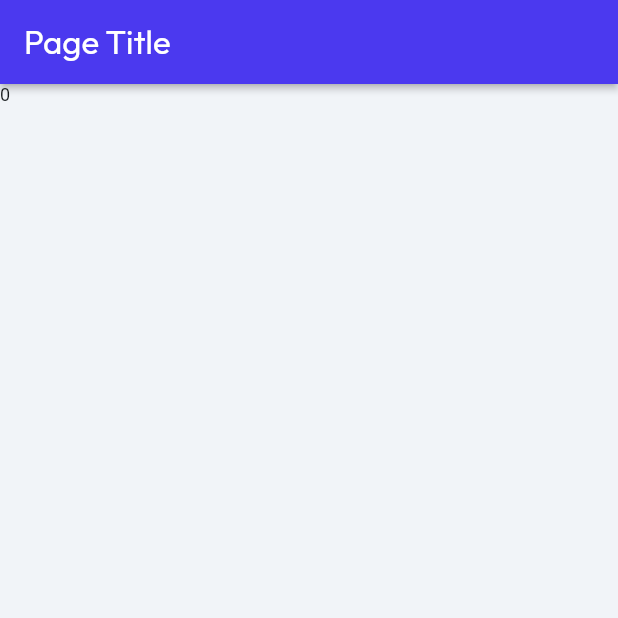
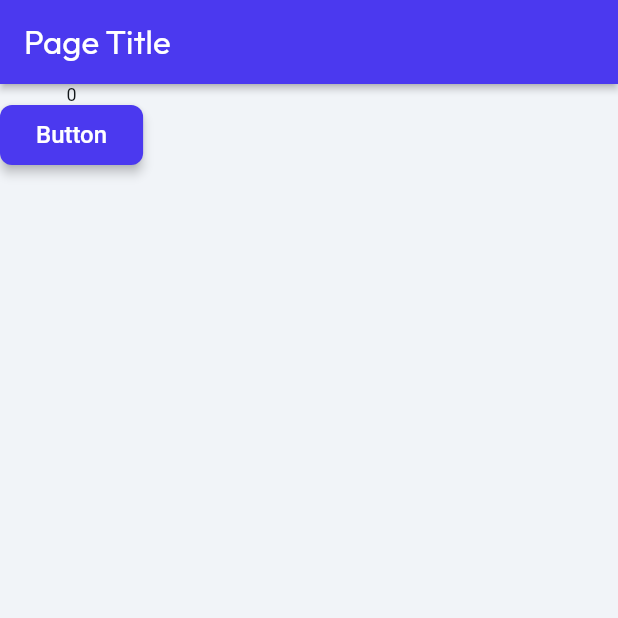
Before and after one commit to htahta103/dump_demo, a Flutter app: the ChartPageWidget screen opened by its route, on a phone screen of 412 x 824 dp, the top half of it. Run offline on Flutter 3.47's test engine with Material 2 defaults, Android fonts, the phone set to English and light mode, and no system bars; drawn by our look-alikes of auto_size_text; our stand-ins replace equatable, font_awesome_flutter, from_css_color, go_router, google_fonts, page_transition and 2 more; missing offline and left inert: candlesticks, json_path, mime_type; accounts and stored records are empty; network calls fail; Roboto replaces fonts that are missing (Readex Pro).

Commit message:
Updating to latest FlutterFlow output.

```diff
--- a/lib/app_state.dart
+++ b/lib/app_state.dart
@@ -43,6 +43,12 @@ class FFAppState extends ChangeNotifier {
   set chartData(dynamic _value) {
     _chartData = _value;
   }
+
+  dynamic _chartChannel;
+  dynamic get chartChannel => _chartChannel;
+  set chartChannel(dynamic _value) {
+    _chartChannel = _value;
+  }
 }
 
 LatLng? _latLngFromString(String? val) {
--- a/lib/custom_code/actions/index.dart
+++ b/lib/custom_code/actions/index.dart
@@ -1 +1,2 @@
 export 'init_socket_connection.dart' show initSocketConnection;
+export 'close_channel.dart' show closeChannel;
--- a/lib/pages/chart_page/chart_page_widget.dart
+++ b/lib/pages/chart_page/chart_page_widget.dart
@@ -53,12 +53,21 @@ class _ChartPageWidgetState extends State<ChartPageWidget> {
         appBar: AppBar(
           backgroundColor: FlutterFlowTheme.of(context).primary,
           automaticallyImplyLeading: false,
-          title: Text(
+          title: InkWell(
+            splashColor: Colors.transparent,
+            focusColor: Colors.transparent,
+            hoverColor: Colors.transparent,
+            highlightColor: Colors.transparent,
+            onTap: () async {
+              await actions.closeChannel();
+            },
+            child: Text(
               'Page Title',
               style: FlutterFlowTheme.of(context).headlineMedium.override(
                     fontFamily: 'Outfit',
                     color: Colors.white,
                     fontSize: 22.0,
+                  ),
             ),
           ),
           actions: [],
@@ -74,6 +83,29 @@ class _ChartPageWidgetState extends State<ChartPageWidget> {
                 _model.chartData.length.toString(),
                 style: FlutterFlowTheme.of(context).bodyMedium,
               ),
+              FFButtonWidget(
+                onPressed: () {
+                  print('Button pressed ...');
+                },
+                text: 'Button',
+                options: FFButtonOptions(
+                  height: 40.0,
+                  padding: EdgeInsetsDirectional.fromSTEB(24.0, 0.0, 24.0, 0.0),
+                  iconPadding:
+                      EdgeInsetsDirectional.fromSTEB(0.0, 0.0, 0.0, 0.0),
+                  color: FlutterFlowTheme.of(context).primary,
+                  textStyle: FlutterFlowTheme.of(context).titleSmall.override(
+                        fontFamily: 'Readex Pro',
+                        color: Colors.white,
+                      ),
+                  elevation: 3.0,
+                  borderSide: BorderSide(
+                    color: Colors.transparent,
+                    width: 1.0,
+                  ),
+                  borderRadius: BorderRadius.circular(8.0),
+                ),
+              ),
             ],
           ),
         ),
```
Also changed, not shown: lib/custom_code/actions/close_channel.dart (added, +15 -0 lines), lib/custom_code/actions/init_socket_connection.dart (+15 -61 lines). Lines whose indentation alone changed are shown as unchanged.
